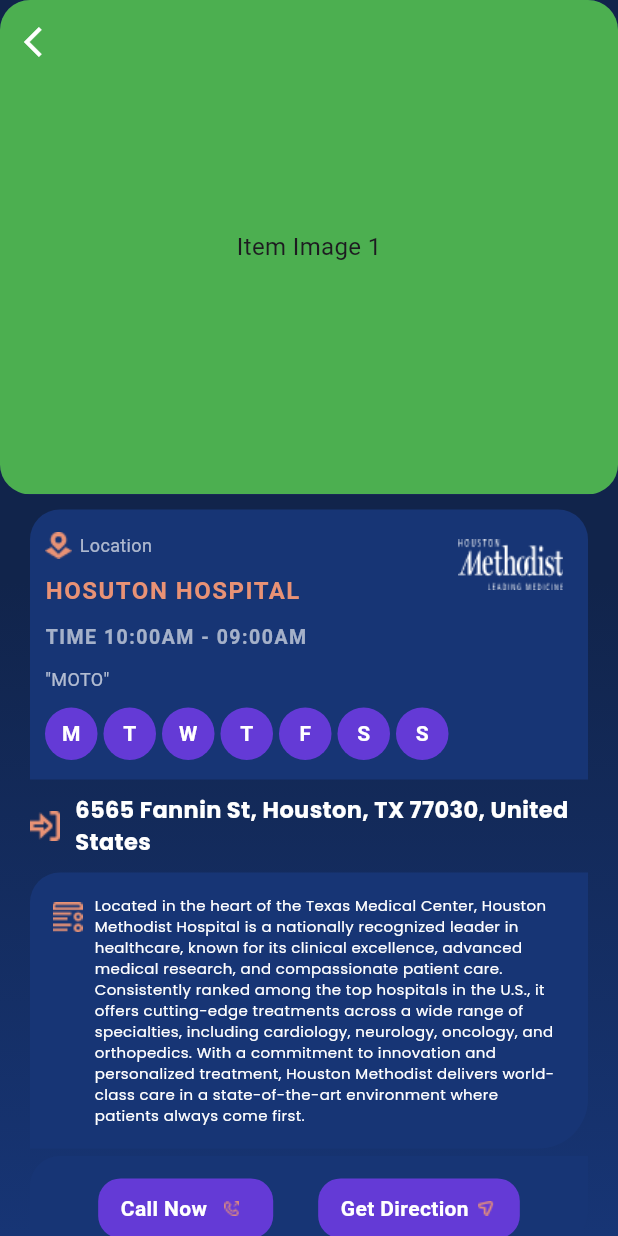
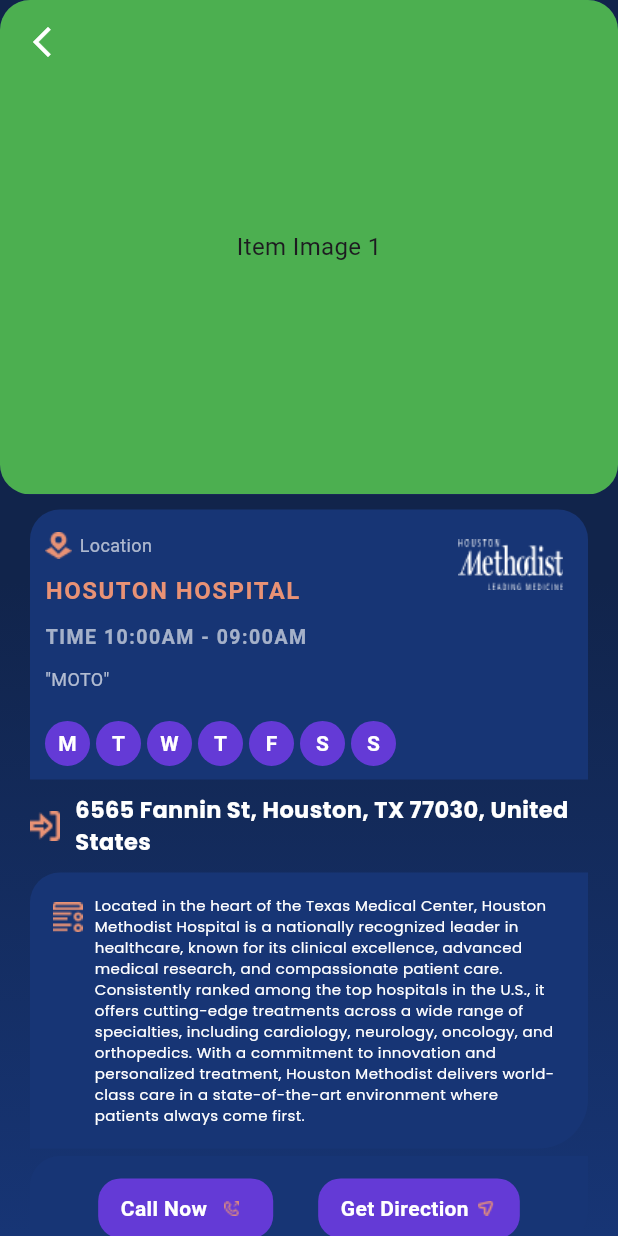
Before and after one commit to Origin-Tech-000/amuser, a Flutter app: the ItemLanding screen opened directly, on a phone screen of 412 x 824 dp. Run offline on Flutter 3.47's test engine with Material 3 defaults, Android fonts, the phone set to English and light mode, and no system bars; drawn by our look-alikes of carousel_slider; our stand-ins replace flutter_screenutil, google_fonts; Roboto replaces fonts that are missing (Prompt).

Commit message:
minor ui updates overflow issues . need checking

```diff
--- a/lib/pages/itemlanding.dart
+++ b/lib/pages/itemlanding.dart
@@ -12,7 +12,12 @@
     return Scaffold(
       extendBodyBehindAppBar: true,
       appBar: AppBar(
-        leading: Icon(Icons.arrow_back_ios, color: Colors.white),
+        leading: IconButton(
+          onPressed: () {
+            Navigator.of(context).pop();
+          },
+          icon: Icon(Icons.arrow_back_ios_new, color: Colors.white),
+        ),
         backgroundColor: Colors.transparent,
         elevation: 0,
       ),
@@ -152,7 +157,8 @@
                                     ),
                                   ),
                                 ),
-                                WeekDays(),
+
+                                Expanded(child: WeekDays()),
                               ],
                             ),
                           ),
@@ -350,8 +356,8 @@
         return Padding(
           padding: const EdgeInsets.only(right: 4, top: 5),
           child: Container(
-            width: 35,
-            height: 35,
+            width: 30,
+            height: 30,
             decoration: BoxDecoration(
               color: fifth, // You can customize the color
               shape: BoxShape.circle,
```
Also changed, not shown: lib/pages/landing.dart (+9 -2 lines), lib/pages/searchitems.dart (+17 -2 lines), lib/pages/selectcountry.dart (+6 -2 lines).
